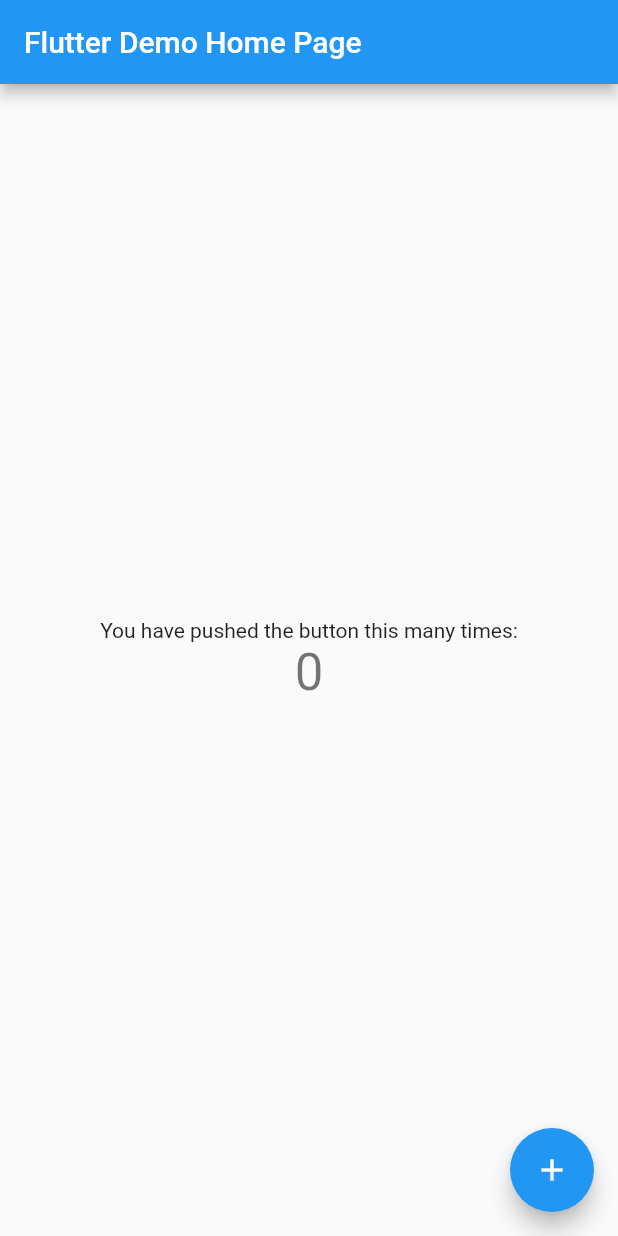
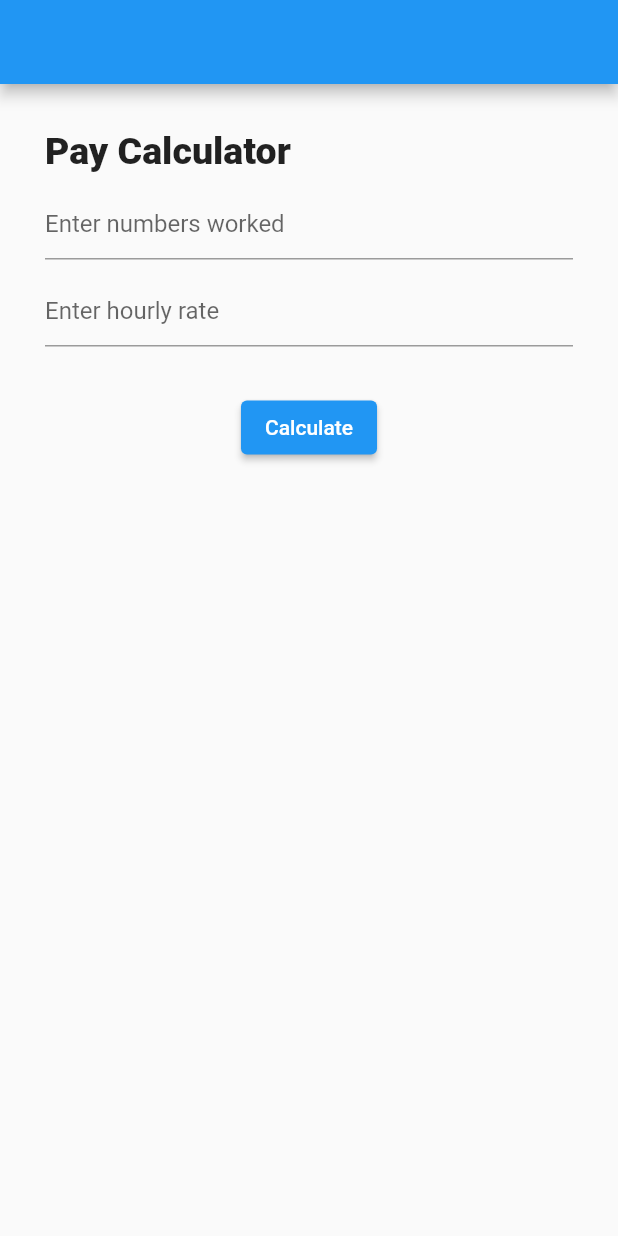
Before and after one commit to jovichenmcintyrecentenial/flutter-pay-calculator, a Flutter app: the screen it shows after launch, on a phone screen of 412 x 824 dp. Run offline on Flutter 3.47's test engine with Material 2 defaults, Android fonts, the phone set to English and light mode, and no system bars.

Commit message:
started to implement calculation and add error handling

```diff
--- a/lib/main.dart
+++ b/lib/main.dart
@@ -16,15 +16,13 @@ class MyApp extends StatelessWidget {
 
         primarySwatch: Colors.blue,
       ),
-      home: const MyHomePage(title: 'Flutter Demo Home Page'),
+      home: const MyHomePage(title: ''),
     );
   }
 }
 
 class MyHomePage extends StatefulWidget {
   const MyHomePage({super.key, required this.title});
-
-
 
   final String title;
 
@@ -33,13 +31,57 @@ class MyHomePage extends StatefulWidget {
 }
 
 class _MyHomePageState extends State<MyHomePage> {
-  int _counter = 0;
 
-  void _incrementCounter() {
+
+  var hoursWorkedTextController = TextEditingController();
+  var hourlyRateTextController = TextEditingController();
+
+  double regularPay = 0;
+  double overtimePay = 0;
+  double totalPay = 0;
+  double tax = 0;
+  int hours = 0;
+  double hourlyRate = 0;
+
+  String? errorMessage;
+
+  validate(){
+    if(hoursWorkedTextController.text.trim().isEmpty){
+      setState(() {
+        errorMessage = 'Please enter your hours worked';
+      });
+      return false;
+    }
+
+    if(hoursWorkedTextController.text.trim().isEmpty){
+      setState(() {
+        errorMessage = 'Please enter your hourly rate';
+      });
+      return false;
+
+    }
     setState(() {
+      errorMessage = null;
+    });
+    return true;
+  }
 
-      _counter++;
-    });
+  void calculatePay(){
+
+    int overtimeHours = 0;
+    int regularHours = hours;
+
+    if(hours > 40){
+      overtimeHours = hours-40;
+      overtimePay = overtimeHours * hourlyRate * 1.5;
+      regularHours = 40;
+    }
+
+    regularPay = regularHours * hourlyRate;
+    totalPay = regularPay + overtimePay;
+    tax = totalPay * 0.18;
+
+    setState(() {});
   }
 
   @override
@@ -50,26 +92,66 @@ class _MyHomePageState extends State<MyHomePage> {
 
         title: Text(widget.title),
       ),
-      body: Center(
+      body: Padding(
+        padding: const EdgeInsets.all(30),
+        child: Column(
+          crossAxisAlignment: CrossAxisAlignment.start,
+          children:  <Widget>[
+            const Text(
+              'Pay Calculator',
+              style: TextStyle(fontSize: 25, fontWeight: FontWeight.w800),
+            ),
 
-        child: Column(
-
-          mainAxisAlignment: MainAxisAlignment.center,
-          children: <Widget>[
-            const Text(
-              'You have pushed the button this many times:',
-            ),
-            Text(
-              '$_counter',
-              style: Theme.of(context).textTheme.headlineMedium,
-            ),
+            const SizedBox(height:10,),
+            if(errorMessage != null)
+              ...[
+                Text(errorMessage!,
+                  style: const TextStyle(
+                      fontSize: 17, color: Colors.red),
+                ),
+                 const SizedBox(height:5,),
+              ],
+             _CustomTextFieldWidget('Enter numbers worked',
+                controller: hoursWorkedTextController),
+            const SizedBox(height: 10,),
+             _CustomTextFieldWidget('Enter hourly rate',
+                controller: hourlyRateTextController),
+            const SizedBox(height: 30,),
+            Center(
+              child: ElevatedButton(
+              onPressed: () {
+                if(validate()){
+                  calculatePay();
+                }
+              },
+              child: const Text(
+                "Calculate",
+                style: TextStyle(color: Colors.white),
+              ),
+          ),
+            )
           ],
         ),
       ),
-      floatingActionButton: FloatingActionButton(
-        onPressed: _incrementCounter,
-        tooltip: 'Increment',
-        child: const Icon(Icons.add),
+
+    );
+  }
+}
+
+class _CustomTextFieldWidget extends StatelessWidget {
+  final String hint;
+  final TextEditingController controller;
+
+  const _CustomTextFieldWidget(this.hint, {
+    super.key, required this.controller,
+  });
+
+  @override
+  Widget build(BuildContext context) {
+    return TextField(keyboardType: TextInputType.number,
+      controller: controller,
+      decoration: InputDecoration(
+          hintText: hint
       ),
     );
   }
```
